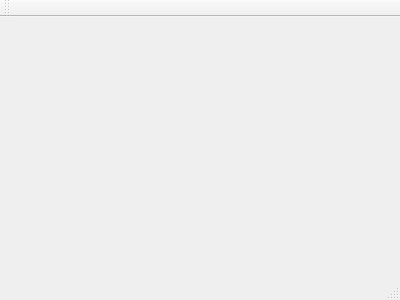
Old version of the form Palmshop/PalmshopServer/main_window.ui in the repository crazyCoderNO1/Palmshop.
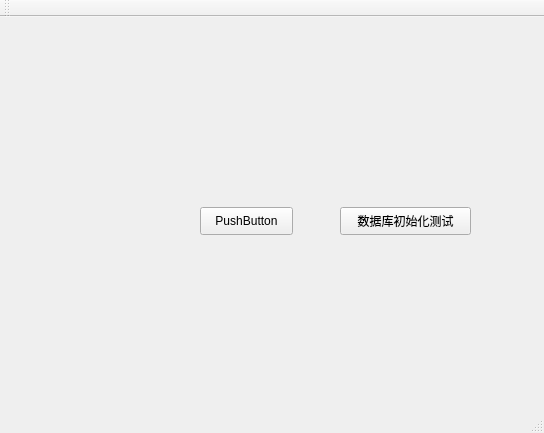
New version of the form.

Patch:
```diff
--- a/Palmshop/PalmshopServer/main_window.ui
+++ b/Palmshop/PalmshopServer/main_window.ui
@@ -1,24 +1,66 @@
 <ui version="4.0">
  <class>MainWindow</class>
- <widget class="QMainWindow" name="MainWindow" >
-  <property name="geometry" >
+ <widget class="QMainWindow" name="MainWindow">
+  <property name="geometry">
    <rect>
     <x>0</x>
     <y>0</y>
-    <width>400</width>
-    <height>300</height>
+    <width>544</width>
+    <height>433</height>
    </rect>
   </property>
   <property name="windowTitle" >
    <string>MainWindow</string>
   </property>
-  <widget class="QMenuBar" name="menuBar" />
-  <widget class="QToolBar" name="mainToolBar" />
-  <widget class="QWidget" name="centralWidget" />
-  <widget class="QStatusBar" name="statusBar" />
+  <widget class="QWidget" name="centralWidget">
+   <widget class="QPushButton" name="pushButton">
+    <property name="geometry">
+     <rect>
+      <x>200</x>
+      <y>190</y>
+      <width>93</width>
+      <height>28</height>
+     </rect>
+    </property>
+    <property name="text">
+     <string>PushButton</string>
+    </property>
+   </widget>
+   <widget class="QPushButton" name="pushButton_2">
+    <property name="geometry">
+     <rect>
+      <x>340</x>
+      <y>190</y>
+      <width>131</width>
+      <height>28</height>
+     </rect>
+    </property>
+    <property name="text">
+     <string>数据库初始化测试</string>
+    </property>
+   </widget>
+  </widget>
+  <widget class="QMenuBar" name="menuBar">
+   <property name="geometry">
+    <rect>
+     <x>0</x>
+     <y>0</y>
+     <width>544</width>
+     <height>26</height>
+    </rect>
+   </property>
+  </widget>
+  <widget class="QToolBar" name="mainToolBar">
+   <attribute name="toolBarArea">
+    <enum>TopToolBarArea</enum>
+   </attribute>
+   <attribute name="toolBarBreak">
+    <bool>false</bool>
+   </attribute>
+  </widget>
+  <widget class="QStatusBar" name="statusBar"/>
  </widget>
- <layoutDefault spacing="6" margin="11" />
- <pixmapfunction></pixmapfunction>
+ <layoutdefault spacing="6" margin="11"/>
  <resources/>
  <connections/>
 </ui>
```
Left out of the diff: 3 changed lines with no effect on the pictures.
